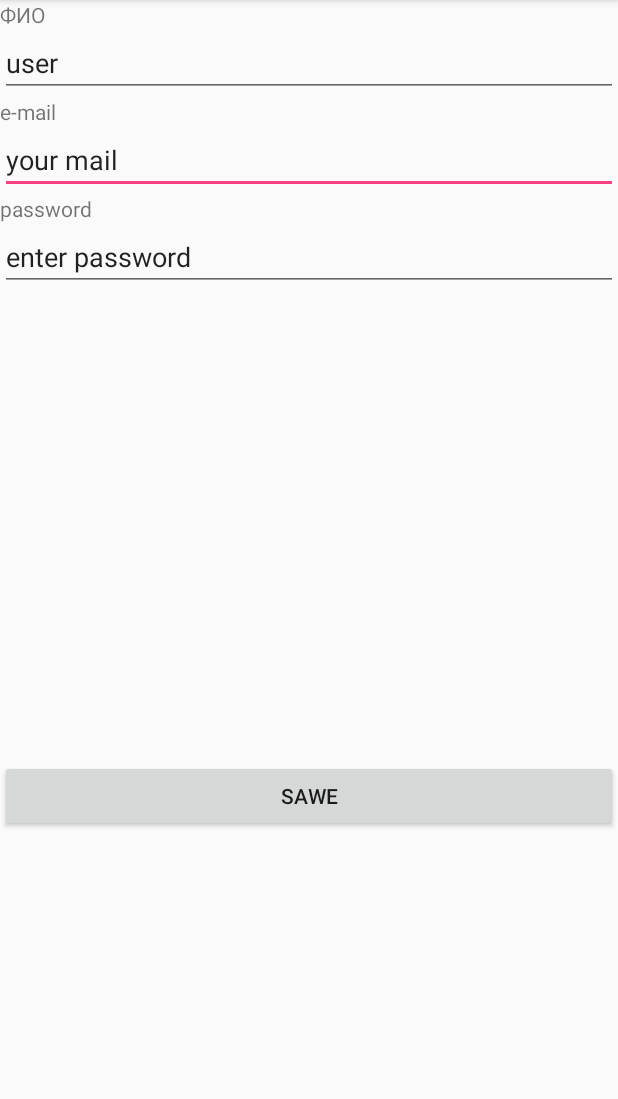
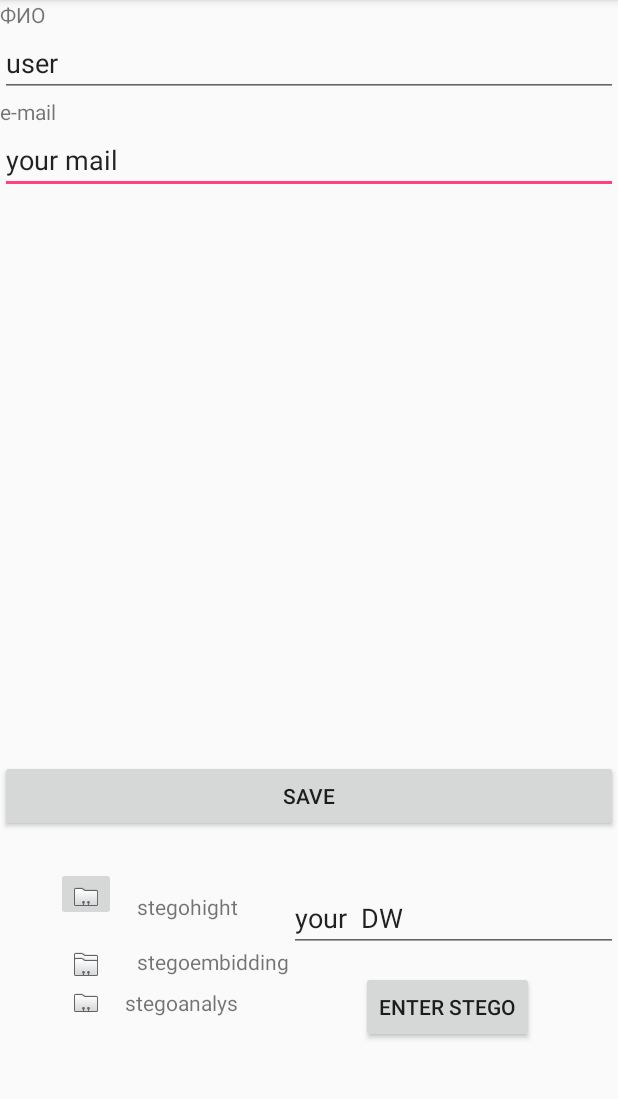
Before and after one commit to ShterenbergSI/SSP_AI_Android_Client_2, an Android app: the screen it shows after launch (MainActivity), on a phone screen of 412 x 824 dp, the part 84-1183 px from its top. Run offline under Robolectric (Android 15) with nearby library versions, the phone set to English and light mode, and no system bars.

Commit message:
2
@@ -26,4 +26,5 @@ dependencies {
     })
     compile 'com.android.support:appcompat-v7:24.2.1'
     testCompile 'junit:junit:4.12'
+    compile 'com.google.android.gms:play-services-maps:10.2.6'
 }

```diff
--- a/DataBase/app/build.gradle
+++ b/DataBase/app/build.gradle
@@ -26,4 +26,5 @@ dependencies {
     })
     compile 'com.android.support:appcompat-v7:24.2.1'
     testCompile 'junit:junit:4.12'
+    compile 'com.google.android.gms:play-services-maps:10.2.6'
 }
--- a/DataBase/app/src/main/res/layout/activity_main.xml
+++ b/DataBase/app/src/main/res/layout/activity_main.xml
@@ -1,9 +1,34 @@
 <?xml version="1.0" encoding="utf-8"?>
 <RelativeLayout xmlns:android="http://schemas.android.com/apk/res/android"
+    xmlns:app="http://schemas.android.com/apk/res-auto"
     android:layout_width="fill_parent"
     android:layout_height="fill_parent"
     android:orientation="vertical" >
 
+
+    <EditText
+        android:id="@+id/editText"
+        android:layout_width="match_parent"
+        android:layout_height="wrap_content"
+        android:layout_alignParentLeft="true"
+        android:layout_alignParentStart="true"
+        android:layout_below="@+id/textView2"
+        android:ems="10"
+        android:text="your mail">
+
+    </EditText>
+
+    <ImageView
+        android:id="@+id/imageView2"
+        android:layout_width="wrap_content"
+        android:layout_height="wrap_content"
+        android:layout_alignLeft="@+id/imageButton"
+        android:layout_alignStart="@+id/imageButton"
+        android:layout_below="@+id/imageButton"
+        android:layout_marginTop="17dp"
+        android:layout_toLeftOf="@+id/textView"
+        android:layout_toStartOf="@+id/textView"
+        app:srcCompat="@android:drawable/sym_contact_card" />
 
     <TextView
         android:id="@+id/textView1"
@@ -27,42 +52,22 @@
         android:id="@+id/editText2"
         android:layout_width="match_parent"
         android:layout_height="wrap_content"
-        android:text="your mail"
+        android:text="your  DW"
         android:ems="10"
-        android:layout_below="@+id/textView2"
-        android:layout_alignParentLeft="true"
-        android:layout_alignParentStart="true">
+        android:layout_above="@+id/imageView"
+        android:layout_alignParentRight="true"
+        android:layout_alignParentEnd="true"
+        android:layout_toRightOf="@+id/textView4"
+        android:layout_toEndOf="@+id/textView4">
 
     </EditText>
-
-
-    <TextView
-        android:id="@+id/textView3"
-        android:layout_width="wrap_content"
-        android:layout_height="wrap_content"
-        android:layout_below="@+id/editText2"
-        android:layout_alignParentLeft="true"
-        android:text="password" />
-
-
-    <EditText
-        android:id="@+id/editText3"
-        android:layout_width="match_parent"
-        android:layout_height="wrap_content"
-        android:layout_below="@+id/textView3"
-        android:layout_alignParentLeft="true"
-        android:text="enter password"
-        android:ems="10" >
-
-    </EditText>
-
 
 
     <Button
         android:id="@+id/button1"
         android:layout_width="match_parent"
         android:layout_height="wrap_content"
-        android:text="sawe"
+        android:text="save"
         android:layout_marginBottom="213dp"
         android:layout_alignParentBottom="true"
         android:layout_alignParentLeft="true"
@@ -80,5 +85,78 @@
 
     </EditText>
 
+    <ImageButton
+        android:id="@+id/imageButton"
+        android:layout_width="wrap_content"
+        android:layout_height="wrap_content"
+        android:layout_marginTop="71dp"
+        app:srcCompat="@android:drawable/sym_contact_card"
+        android:layout_alignTop="@+id/button1"
+        android:layout_toRightOf="@+id/textView2"
+        android:layout_toEndOf="@+id/textView2" />
+
+    <ImageView
+        android:id="@+id/imageView"
+        android:layout_width="wrap_content"
+        android:layout_height="wrap_content"
+        app:srcCompat="@android:drawable/sym_contact_card"
+        android:layout_alignBottom="@+id/textView4"
+        android:layout_alignRight="@+id/imageView2"
+        android:layout_alignEnd="@+id/imageView2"
+        android:layout_alignLeft="@+id/imageView2"
+        android:layout_alignStart="@+id/imageView2" />
+
+    <TextView
+        android:id="@+id/textView"
+        android:layout_width="wrap_content"
+        android:layout_height="wrap_content"
+        android:layout_marginLeft="14dp"
+        android:layout_marginStart="14dp"
+        android:text="stegohight"
+        android:layout_above="@+id/imageView2"
+        android:layout_toRightOf="@+id/imageButton"
+        android:layout_toEndOf="@+id/imageButton" />
+
+    <ImageView
+        android:id="@+id/imageView3"
+        android:layout_width="wrap_content"
+        android:layout_height="wrap_content"
+        android:layout_alignEnd="@+id/imageView2"
+        android:layout_alignRight="@+id/imageView2"
+        android:layout_below="@+id/imageView2"
+        android:layout_marginTop="11dp"
+        app:srcCompat="@android:drawable/sym_contact_card"
+        android:layout_alignLeft="@+id/imageView2"
+        android:layout_alignStart="@+id/imageView2" />
+
+    <TextView
+        android:id="@+id/textView4"
+        android:layout_width="wrap_content"
+        android:layout_height="wrap_content"
+        android:layout_alignLeft="@+id/textView"
+        android:layout_alignStart="@+id/textView"
+        android:layout_alignTop="@+id/imageView2"
+        android:text="stegoembidding" />
+
+    <TextView
+        android:id="@+id/textView5"
+        android:layout_width="wrap_content"
+        android:layout_height="wrap_content"
+        android:layout_alignEnd="@+id/textView"
+        android:layout_alignRight="@+id/textView"
+        android:layout_alignTop="@+id/imageView3"
+        android:text="stegoanalys" />
+
+    <Button
+        android:id="@+id/button2"
+        android:layout_width="wrap_content"
+        android:layout_height="wrap_content"
+        android:layout_below="@+id/imageView2"
+        android:layout_marginLeft="48dp"
+        android:layout_marginStart="48dp"
+        android:layout_toRightOf="@+id/textView4"
+        android:text="enter stego"
+        android:layout_alignBottom="@+id/editText3" />
+
 
 </RelativeLayout>
```
